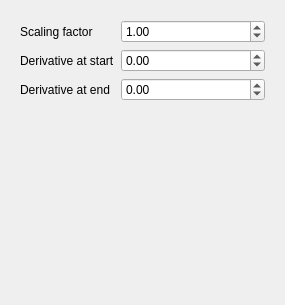
This is src/Mod/PartDesign/Gui/TaskLoftParameters.ui in berndhahnebach/All_FreeCAD as Qt 5 draws it before an edit. The edited form follows.
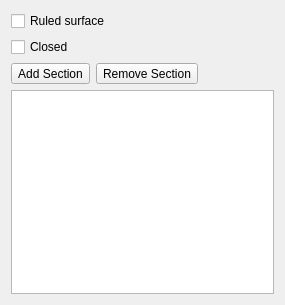
This is the edited form. The open tabs and pages were chosen to show the change.

Commit message: PartDesign/TaskLoftParameters: removed unused hidden widgets

What changed in the file:
```diff
--- a/src/Mod/PartDesign/Gui/TaskLoftParameters.ui
+++ b/src/Mod/PartDesign/Gui/TaskLoftParameters.ui
@@ -15,27 +15,19 @@
   </property>
   <layout class="QVBoxLayout" name="verticalLayout_3">
    <item>
-    <widget class="QStackedWidget" name="stackedWidget">
-     <property name="currentIndex">
-      <number>1</number>
-     </property>
-     <widget class="QWidget" name="constant"/>
-     <widget class="QWidget" name="multisection">
-      <layout class="QVBoxLayout" name="verticalLayout_2">
-       <item>
-        <widget class="QCheckBox" name="checkBoxClosed">
-         <property name="text">
-          <string>Closed</string>
-         </property>
-        </widget>
-       </item>
-       <item>
         <widget class="QCheckBox" name="checkBoxRuled">
          <property name="text">
           <string>Ruled surface</string>
          </property>
         </widget>
        </item>
+   <item>
+    <widget class="QCheckBox" name="checkBoxClosed">
+     <property name="text">
+      <string>Closed</string>
+     </property>
+    </widget>
+   </item>
        <item>
         <layout class="QHBoxLayout" name="horizontalLayout_4">
          <item>
@@ -81,121 +73,6 @@
        </item>
        <item>
         <widget class="QListWidget" name="listWidgetReferences"/>
-       </item>
-      </layout>
-     </widget>
-     <widget class="QWidget" name="linear">
-      <layout class="QVBoxLayout" name="verticalLayout">
-       <item>
-        <layout class="QFormLayout" name="formLayout">
-         <item row="0" column="0">
-          <widget class="QLabel" name="label">
-           <property name="text">
-            <string>Final scaling factor</string>
-           </property>
-          </widget>
-         </item>
-         <item row="0" column="1">
-          <widget class="QDoubleSpinBox" name="linearSpinBox">
-           <property name="sizePolicy">
-            <sizepolicy hsizetype="Expanding" vsizetype="Fixed">
-             <horstretch>0</horstretch>
-             <verstretch>0</verstretch>
-            </sizepolicy>
-           </property>
-           <property name="decimals">
-            <number>2</number>
-           </property>
-           <property name="minimum">
-            <double>0.000000000000000</double>
-           </property>
-           <property name="maximum">
-            <double>99999.000000000000000</double>
-           </property>
-           <property name="value">
-            <double>1.000000000000000</double>
-           </property>
-          </widget>
-         </item>
-        </layout>
-       </item>
-      </layout>
-     </widget>
-     <widget class="QWidget" name="sshape">
-      <layout class="QVBoxLayout" name="verticalLayout_4">
-       <item>
-        <layout class="QFormLayout" name="formLayout_2">
-         <item row="0" column="0">
-          <widget class="QLabel" name="label_3">
-           <property name="text">
-            <string>Scaling factor</string>
-           </property>
-          </widget>
-         </item>
-         <item row="0" column="1">
-          <widget class="QDoubleSpinBox" name="sshapeSpinBox">
-           <property name="sizePolicy">
-            <sizepolicy hsizetype="Expanding" vsizetype="Fixed">
-             <horstretch>0</horstretch>
-             <verstretch>0</verstretch>
-            </sizepolicy>
-           </property>
-           <property name="minimum">
-            <double>-9999.000000000000000</double>
-           </property>
-           <property name="maximum">
-            <double>9999.000000000000000</double>
-           </property>
-           <property name="value">
-            <double>1.000000000000000</double>
-           </property>
-          </widget>
-         </item>
-         <item row="1" column="0">
-          <widget class="QLabel" name="label_4">
-           <property name="text">
-            <string>Derivative at start</string>
-           </property>
-          </widget>
-         </item>
-         <item row="1" column="1">
-          <widget class="QDoubleSpinBox" name="sshapeStartDeriSpinBox">
-           <property name="sizePolicy">
-            <sizepolicy hsizetype="Expanding" vsizetype="Fixed">
-             <horstretch>0</horstretch>
-             <verstretch>0</verstretch>
-            </sizepolicy>
-           </property>
-           <property name="minimum">
-            <double>-99.000000000000000</double>
-           </property>
-          </widget>
-         </item>
-         <item row="2" column="0">
-          <widget class="QLabel" name="label_5">
-           <property name="text">
-            <string>Derivative at end</string>
-           </property>
-          </widget>
-         </item>
-         <item row="2" column="1">
-          <widget class="QDoubleSpinBox" name="sshapeEndDeriSpinBox">
-           <property name="sizePolicy">
-            <sizepolicy hsizetype="Expanding" vsizetype="Fixed">
-             <horstretch>0</horstretch>
-             <verstretch>0</verstretch>
-            </sizepolicy>
-           </property>
-           <property name="minimum">
-            <double>-99.000000000000000</double>
-           </property>
-          </widget>
-         </item>
-        </layout>
-       </item>
-      </layout>
-     </widget>
-    </widget>
    </item>
   </layout>
  </widget>
```
Lines whose indentation alone changed are shown as unchanged.
